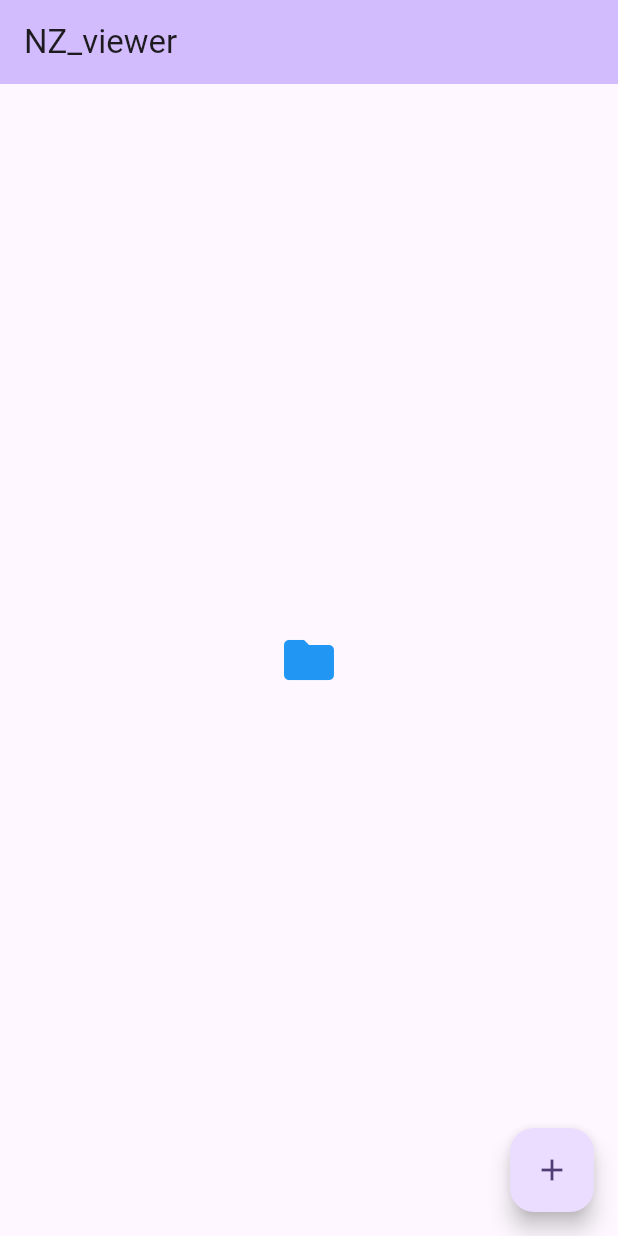
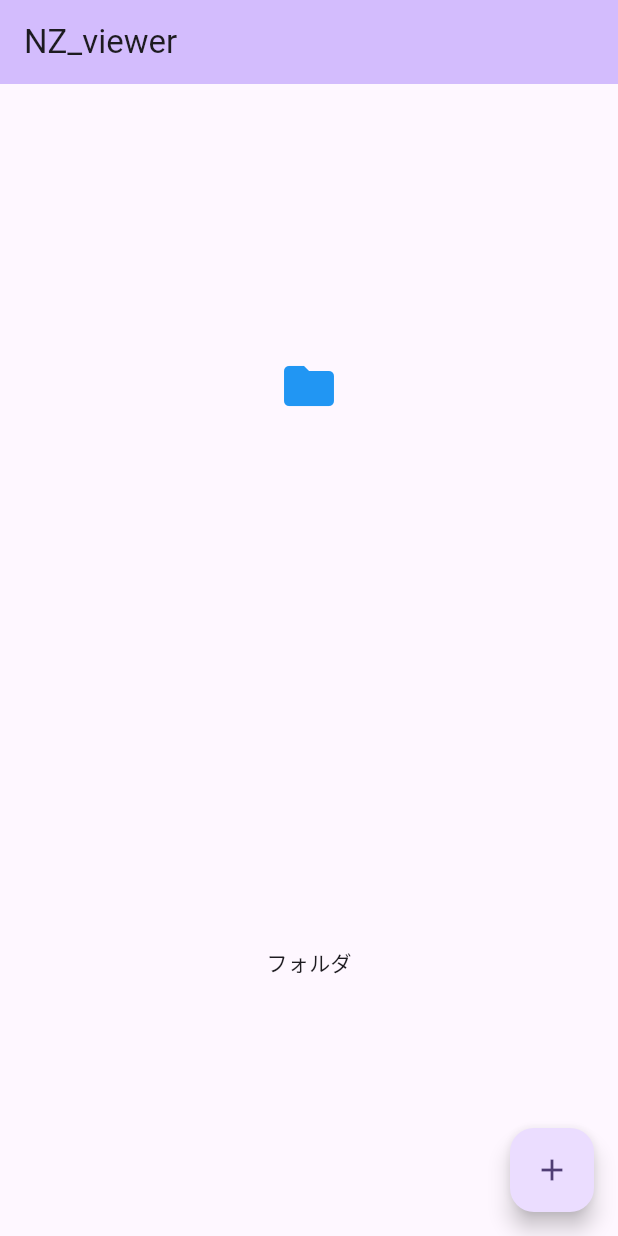
Before and after one commit to 0kgg/nz_viewer, a Flutter app: the screen it shows after launch, after a tap on the "add" icon, on a phone screen of 412 x 824 dp. Run offline on Flutter 3.47's test engine with Material 3 defaults, Android fonts, the phone set to English and light mode, and no system bars.

Commit message:
最新状態

```diff
--- a/lib/main.dart
+++ b/lib/main.dart
@@ -90,7 +90,7 @@
         // Center is a layout widget. It takes a single child and positions it
         // in the middle of the parent.
         child: folder_num==1
-          ?Row(
+          ?Column(
           mainAxisAlignment: MainAxisAlignment.spaceAround,
           children: <Widget>[
             IconButton(
@@ -101,7 +101,7 @@
               print('folderが開かれる');
             },
             ),
-
+            Text('フォルダ'),
           ]
         )
         : SizedBox(),
```
